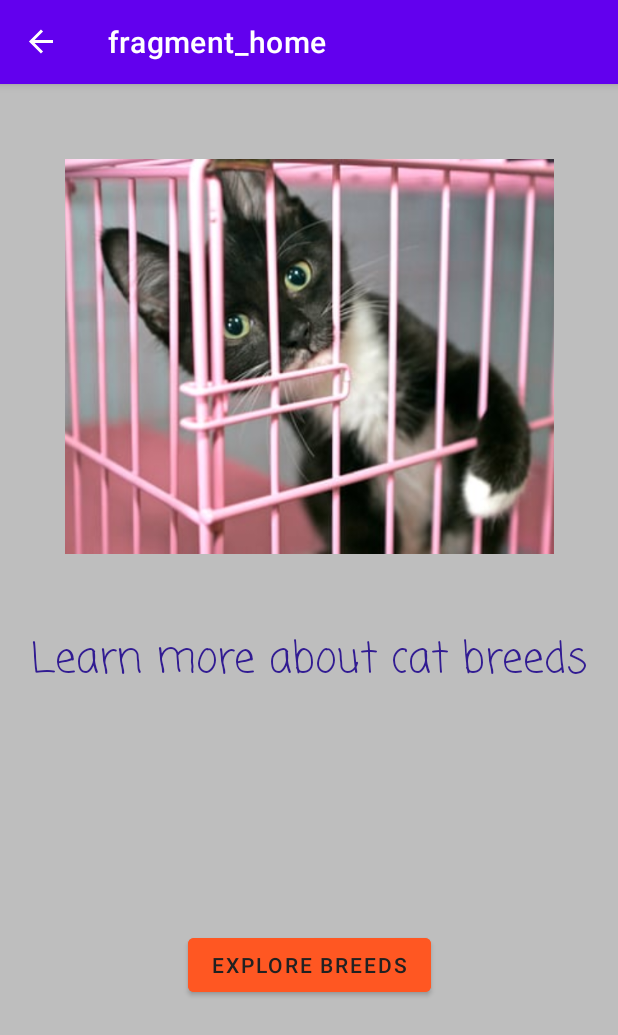
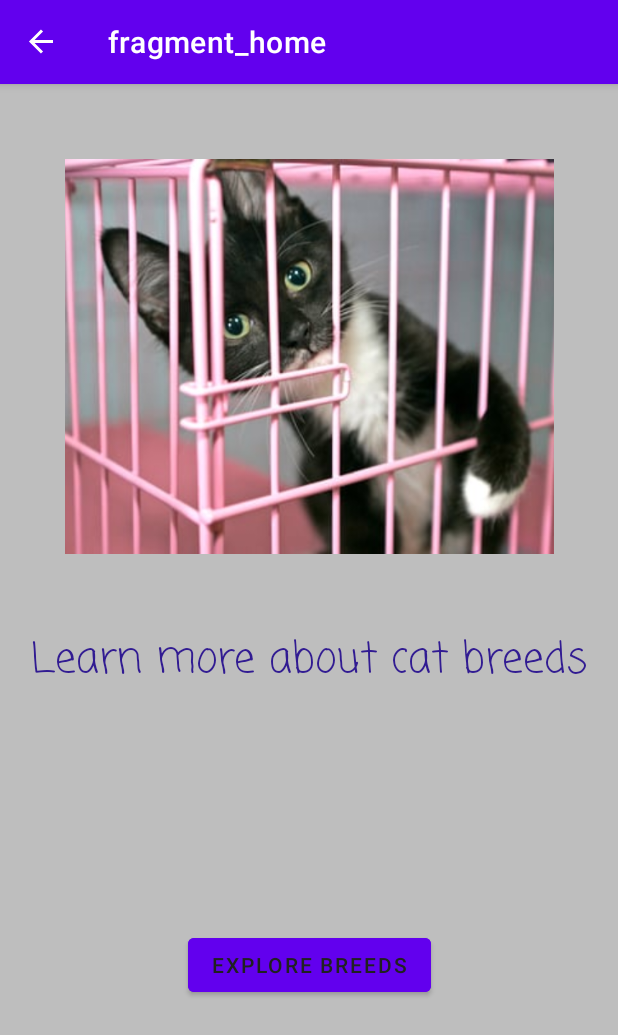
Before and after one commit to Edzisani/KittyAPP, an Android app: the HomeFragment screen opened through its navigation route, on a phone screen of 412 x 824 dp. Shown: the top 1035 px of the screen. Run offline under Robolectric (Android 15) with nearby library versions, the phone set to English and light mode, and no system bars; our stand-ins replace RxJava, data binding, navigation-ui; network calls fail; 2 statements that could not run were skipped.

Commit message:
Latest changes to layout

```diff
--- a/app/src/main/java/com/example/thekittyapp/MainActivity.kt
+++ b/app/src/main/java/com/example/thekittyapp/MainActivity.kt
@@ -10,8 +10,6 @@ import com.example.thekittyapp.databinding.ActivityMainBinding
 
 class MainActivity : AppCompatActivity() {
     private lateinit var binding: ActivityMainBinding
-    private lateinit var navController: NavController
-
     override fun onCreate(savedInstanceState: Bundle?) {
         super.onCreate(savedInstanceState)
         this.binding = ActivityMainBinding.inflate(layoutInflater)
--- a/app/src/main/res/layout/fragment_home.xml
+++ b/app/src/main/res/layout/fragment_home.xml
@@ -68,21 +68,20 @@
         android:layout_width="wrap_content"
         android:layout_height="wrap_content"
         android:layout_below="@+id/appBar"
-        android:layout_marginTop="5dp"
-        >
+        android:layout_marginTop="5dp">
 
-        <com.google.android.material.textfield.TextInputEditText
-            android:id="@+id/searchbrandedit"
-            android:layout_width="match_parent"
-            android:layout_height="40dp"
-            android:layout_centerVertical="true"
-            android:layout_marginStart="16dp"
-            android:layout_marginEnd="16dp"
-            android:background="?android:attr/textColorHintInverse"
-            android:hint="@string/search_here"
-            android:paddingStart="10dp"
-            android:paddingLeft="10dp"
-            tools:ignore="TouchTargetSizeCheck" />
+<!--        <com.google.android.material.textfield.TextInputEditText-->
+<!--            android:id="@+id/searchbrandedit"-->
+<!--            android:layout_width="match_parent"-->
+<!--            android:layout_height="40dp"-->
+<!--            android:layout_centerVertical="true"-->
+<!--            android:layout_marginStart="16dp"-->
+<!--            android:layout_marginEnd="16dp"-->
+<!--            android:background="?android:attr/textColorHintInverse"-->
+<!--            android:hint="@string/search_here"-->
+<!--            android:paddingStart="10dp"-->
+<!--            android:paddingLeft="10dp"-->
+<!--            tools:ignore="TouchTargetSizeCheck" />-->
     </RelativeLayout>
 
     <include
--- a/app/src/main/res/layout/fragment_title.xml
+++ b/app/src/main/res/layout/fragment_title.xml
@@ -34,7 +34,7 @@
         android:layout_marginTop="16dp"
         android:layout_marginEnd="16dp"
         android:layout_marginBottom="16dp"
-        android:backgroundTint="@color/orange"
+        android:backgroundTint="@color/purple_500"
         android:text="@string/explore_breeds"
         android:textColor="#212121"
         app:layout_constraintBottom_toBottomOf="parent"
--- a/app/src/main/res/layout/listcard.xml
+++ b/app/src/main/res/layout/listcard.xml
@@ -40,7 +40,7 @@
             android:fontFamily="sans-serif"
             android:text="@string/cat_details"
             android:textColor="#212121"
-            android:textSize="34sp"
+            android:textSize="30sp"
             app:layout_constraintBottom_toBottomOf="parent"
             app:layout_constraintEnd_toEndOf="parent"
             app:layout_constraintStart_toStartOf="parent"
@@ -56,6 +56,7 @@
             android:fontFamily="sans-serif"
             android:paddingLeft="@dimen/pad_left"
             android:paddingRight="@dimen/pad_left"
+            android:textColor="@color/black"
             android:textSize="18sp"
             app:layout_constraintBottom_toBottomOf="parent"
             app:layout_constraintEnd_toEndOf="parent"
--- a/app/src/main/res/layout/listhead.xml
+++ b/app/src/main/res/layout/listhead.xml
@@ -26,7 +26,7 @@
                 android:gravity="center"
                 android:text="@string/cat_breed_wiki"
                 android:textColor="#fff"
-                android:textSize="18sp"
+                android:textSize="31sp"
                 android:textStyle="bold"></androidx.appcompat.widget.AppCompatTextView>
 
         </LinearLayout>
--- a/app/src/main/res/values/strings.xml
+++ b/app/src/main/res/values/strings.xml
@@ -1,5 +1,5 @@
 <resources>
-    <string name="app_name">The Kitty App</string>
+    <string name="app_name">CAT DICTIONARY</string>
     <string name="button">Button</string>
 
     <string name="hello_blank_fragment">Hello blank fragment</string>
```
